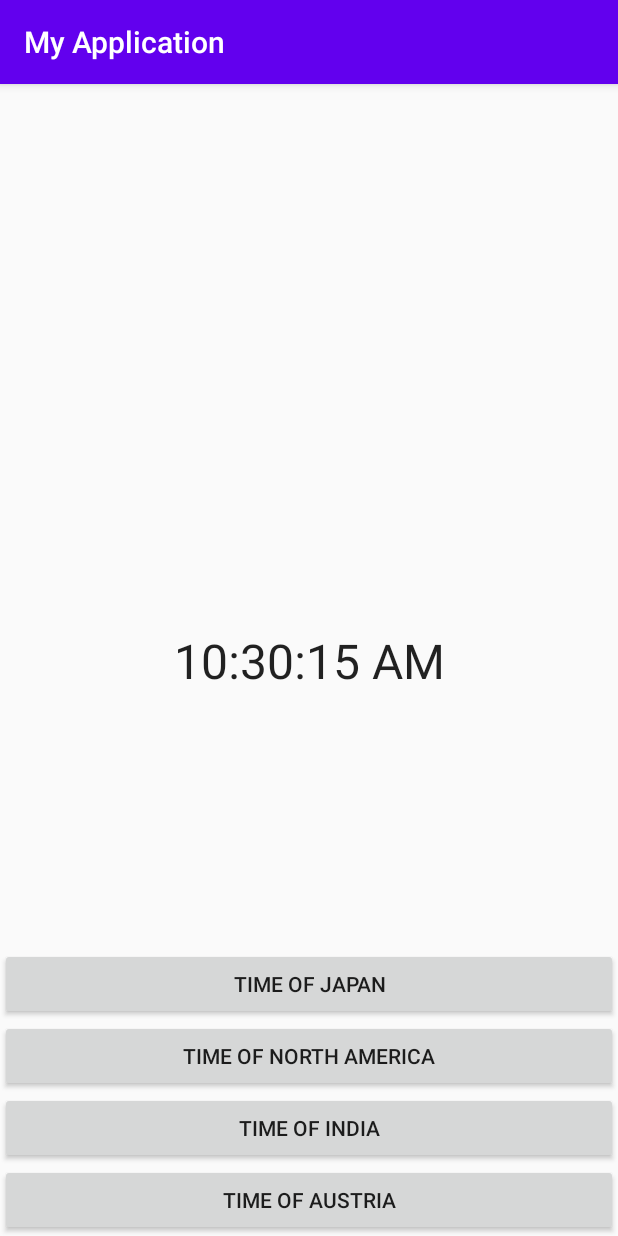
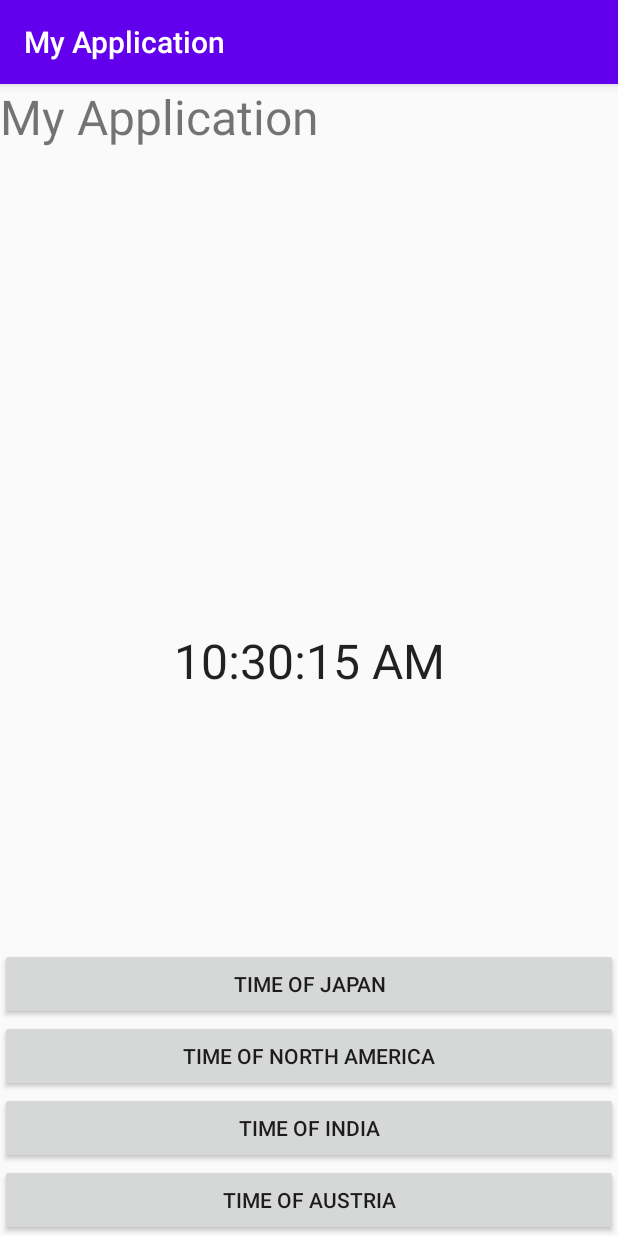
Before and after one commit to andreas-repo/My_Application, an Android app: the screen it shows after launch (MainActivity), after a tap on "TIME OF JAPAN", on a phone screen of 412 x 824 dp. Run offline under Robolectric (Android 15) with nearby library versions, the phone set to English and light mode, and no system bars; 3 other taps on this screen came first.

Commit message:
-- get value of string and set given value as TextView value

```diff
--- a/app/src/main/java/com/example/myapplication/MainActivity.java
+++ b/app/src/main/java/com/example/myapplication/MainActivity.java
@@ -3,6 +3,7 @@ package com.example.myapplication;
 import android.os.Bundle;
 import android.view.View;
 import android.widget.TextClock;
+import android.widget.TextView;
 
 import androidx.appcompat.app.AppCompatActivity;
 
@@ -32,5 +33,10 @@ public class MainActivity extends AppCompatActivity {
     public void onClickJapan(View view) {
         TextClock clock = findViewById(R.id.my_clock);
         clock.setTimeZone("Japan/Tokyo");
+
+        //test how to get string value and set given value as value of TextView object
+        String i = getString(R.string.app_name);
+        TextView viewTest = findViewById(R.id.test_text);
+        viewTest.setText(i);
     }
 }
--- a/app/src/main/res/layout/activity_main.xml
+++ b/app/src/main/res/layout/activity_main.xml
@@ -17,6 +17,13 @@
         android:format12Hour="h:mm:ss a"
         android:textSize="32sp" />
 
+    <TextView
+        android:layout_width="wrap_content"
+        android:layout_height="wrap_content"
+        app:layout_constraintTop_toTopOf="parent"
+        app:layout_constraintLeft_toLeftOf="parent"
+        android:textSize="32sp"
+        android:id="@+id/test_text" />
 
     <Button
         android:layout_width="match_parent"
@@ -25,7 +32,6 @@
         android:text="@string/time_of_austria"
         android:onClick="onClickAustria"
         android:id="@+id/austria_button" />
-
 
     <Button
         android:layout_width="match_parent"
@@ -42,6 +48,7 @@
         android:text="@string/time_of_north_america"
         android:onClick="onClickNorthAmerica"
         android:id="@+id/north_america_button" />
+
     <Button
         android:layout_width="match_parent"
         android:layout_height="wrap_content"
```
